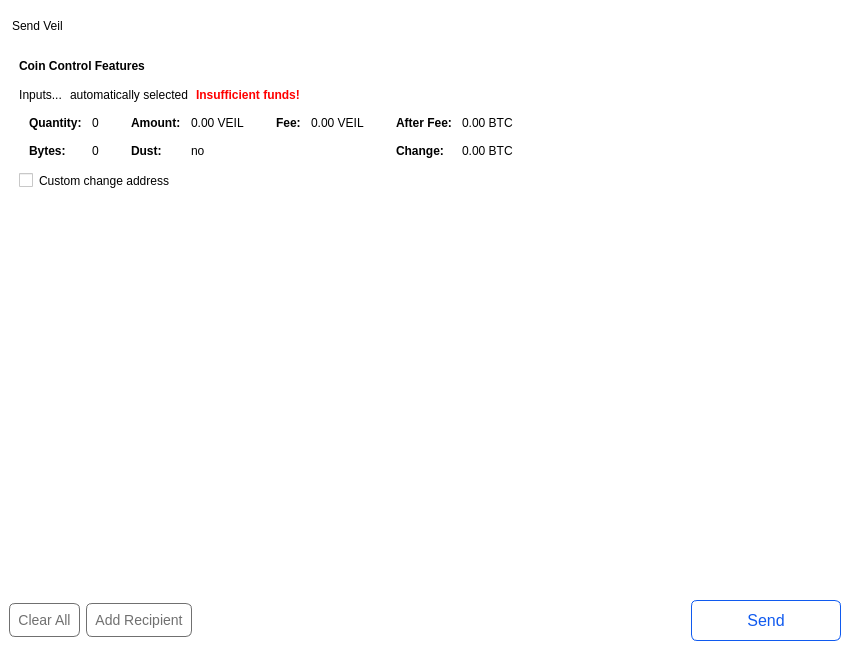
Before: the Qt Designer form src/qt/forms/sendcoinsdialog.ui in Veil-Project/veil, drawn with Qt 5.
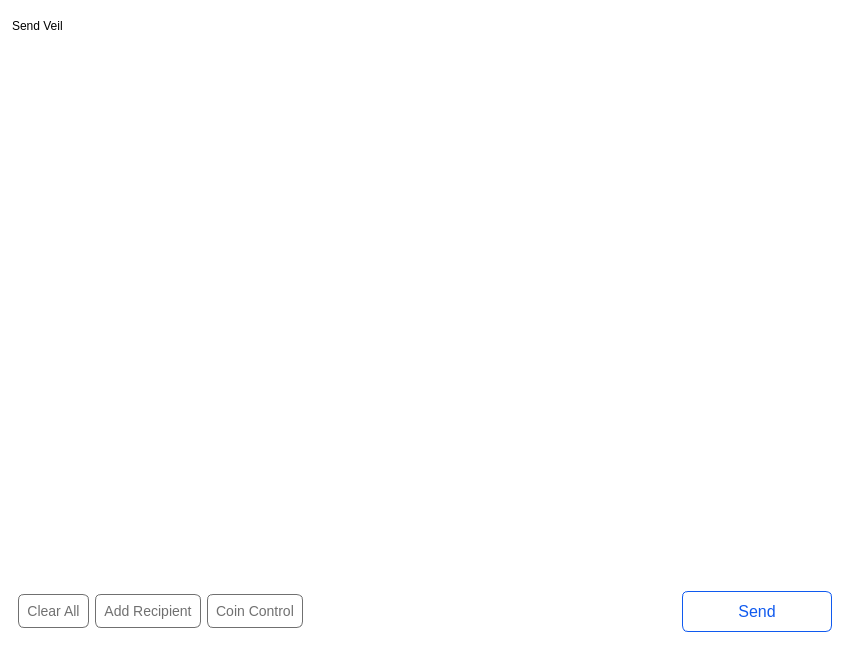
After: the same form once the commit is applied. Icons and pictures are not drawn. Custom widgets are drawn as their Qt base class.

Commit message: Autocomplete Mnemonic + Tutorial Create Password + Send Coin Control + Settings Restore. (#174)

The edit to the form file:
```diff
--- a/src/qt/forms/sendcoinsdialog.ui
+++ b/src/qt/forms/sendcoinsdialog.ui
@@ -47,7 +47,7 @@
      <property name="frameShadow">
       <enum>QFrame::Raised</enum>
      </property>
-     <layout class="QVBoxLayout" name="verticalLayout" stretch="0,0,1,0">
+     <layout class="QVBoxLayout" name="verticalLayout" stretch="0,1,0">
       <item>
        <layout class="QHBoxLayout" name="horizontalLayout_4">
         <item>
@@ -75,566 +75,6 @@
         </item>
        </layout>
       </item>
-      <item>
-       <widget class="QFrame" name="frameCoinControl">
-        <property name="sizePolicy">
-         <sizepolicy hsizetype="Expanding" vsizetype="Expanding">
-          <horstretch>0</horstretch>
-          <verstretch>0</verstretch>
-         </sizepolicy>
-        </property>
-        <property name="maximumSize">
-         <size>
-          <width>16777215</width>
-          <height>16777215</height>
-         </size>
-        </property>
-        <property name="frameShape">
-         <enum>QFrame::StyledPanel</enum>
-        </property>
-        <property name="frameShadow">
-         <enum>QFrame::Sunken</enum>
-        </property>
-        <layout class="QVBoxLayout" name="verticalLayoutCoinControl2">
-         <property name="spacing">
-          <number>0</number>
-         </property>
-         <property name="leftMargin">
-          <number>0</number>
-         </property>
-         <property name="topMargin">
-          <number>0</number>
-         </property>
-         <property name="rightMargin">
-          <number>0</number>
-         </property>
-         <property name="bottomMargin">
-          <number>6</number>
-         </property>
-         <item>
-          <layout class="QVBoxLayout" name="verticalLayoutCoinControl" stretch="0,0,0,0,1">
-           <property name="spacing">
-            <number>0</number>
-           </property>
-           <property name="leftMargin">
-            <number>10</number>
-           </property>
-           <property name="topMargin">
-            <number>10</number>
-           </property>
-           <item>
-            <layout class="QHBoxLayout" name="horizontalLayoutCoinControl1">
-             <property name="bottomMargin">
-              <number>15</number>
-             </property>
-             <item>
-              <widget class="QLabel" name="labelCoinControlFeatures">
-               <property name="sizePolicy">
-                <sizepolicy hsizetype="Preferred" vsizetype="Maximum">
-                 <horstretch>0</horstretch>
-                 <verstretch>0</verstretch>
-                </sizepolicy>
-               </property>
-               <property name="font">
-                <font>
-                 <weight>75</weight>
-                 <bold>true</bold>
-                </font>
-               </property>
-               <property name="styleSheet">
-                <string notr="true">font-weight:bold;</string>
-               </property>
-               <property name="text">
-                <string>Coin Control Features</string>
-               </property>
-              </widget>
-             </item>
-            </layout>
-           </item>
-           <item>
-            <layout class="QHBoxLayout" name="horizontalLayoutCoinControl2" stretch="0,0,0,0">
-             <property name="spacing">
-              <number>8</number>
-             </property>
-             <property name="bottomMargin">
-              <number>10</number>
-             </property>
-             <item>
-              <widget class="QPushButton" name="pushButtonCoinControl">
-               <property name="styleSheet">
-                <string notr="true"/>
-               </property>
-               <property name="text">
-                <string>Inputs...</string>
-               </property>
-               <property name="autoDefault">
-                <bool>false</bool>
-               </property>
-              </widget>
-             </item>
-             <item>
-              <widget class="QLabel" name="labelCoinControlAutomaticallySelected">
-               <property name="text">
-                <string>automatically selected</string>
-               </property>
-               <property name="margin">
-                <number>5</number>
-               </property>
-              </widget>
-             </item>
-             <item>
-              <widget class="QLabel" name="labelCoinControlInsuffFunds">
-               <property name="font">
-                <font>
-                 <weight>75</weight>
-                 <bold>true</bold>
-                </font>
-               </property>
-               <property name="styleSheet">
-                <string notr="true">color:red;font-weight:bold;</string>
-               </property>
-               <property name="text">
-                <string>Insufficient funds!</string>
-               </property>
-               <property name="margin">
-                <number>5</number>
-               </property>
-              </widget>
-             </item>
-             <item>
-              <spacer name="horizontalSpacerCoinControl">
-               <property name="orientation">
-                <enum>Qt::Horizontal</enum>
-               </property>
-               <property name="sizeHint" stdset="0">
-                <size>
-                 <width>40</width>
-                 <height>1</height>
-                </size>
-               </property>
-              </spacer>
-             </item>
-            </layout>
-           </item>
-           <item>
-            <widget class="QWidget" name="widgetCoinControl" native="true">
-             <property name="sizePolicy">
-              <sizepolicy hsizetype="Preferred" vsizetype="Preferred">
-               <horstretch>0</horstretch>
-               <verstretch>0</verstretch>
-              </sizepolicy>
-             </property>
-             <property name="minimumSize">
-              <size>
-               <width>0</width>
-               <height>0</height>
-              </size>
-             </property>
-             <property name="styleSheet">
-              <string notr="true"/>
-             </property>
-             <layout class="QHBoxLayout" name="horizontalLayoutCoinControl5">
-              <property name="leftMargin">
-               <number>0</number>
-              </property>
-              <property name="topMargin">
-               <number>0</number>
-              </property>
-              <property name="rightMargin">
-               <number>0</number>
-              </property>
-              <property name="bottomMargin">
-               <number>0</number>
-              </property>
-              <item>
-               <layout class="QHBoxLayout" name="horizontalLayoutCoinControl3" stretch="0,0,0,1">
-                <property name="spacing">
-                 <number>20</number>
-                </property>
-                <property name="topMargin">
-                 <number>0</number>
-                </property>
-                <property name="bottomMargin">
-                 <number>10</number>
-                </property>
-                <item>
-                 <layout class="QFormLayout" name="formLayoutCoinControl1">
-                  <property name="horizontalSpacing">
-                   <number>10</number>
-                  </property>
-                  <property name="verticalSpacing">
-                   <number>14</number>
-                  </property>
-                  <property name="leftMargin">
-                   <number>10</number>
-                  </property>
-                  <property name="topMargin">
-                   <number>4</number>
-                  </property>
-                  <property name="rightMargin">
-                   <number>6</number>
-                  </property>
-                  <item row="0" column="0">
-                   <widget class="QLabel" name="labelCoinControlQuantityText">
-                    <property name="font">
-                     <font>
-                      <weight>75</weight>
-                      <bold>true</bold>
-                     </font>
-                    </property>
-                    <property name="text">
-                     <string>Quantity:</string>
-                    </property>
-                    <property name="margin">
-                     <number>0</number>
-                    </property>
-                   </widget>
-                  </item>
-                  <item row="0" column="1">
-                   <widget class="QLabel" name="labelCoinControlQuantity">
-                    <property name="cursor">
-                     <cursorShape>IBeamCursor</cursorShape>
-                    </property>
-                    <property name="contextMenuPolicy">
-                     <enum>Qt::ActionsContextMenu</enum>
-                    </property>
-                    <property name="text">
-                     <string notr="true">0</string>
-                    </property>
-                    <property name="margin">
-                     <number>0</number>
-                    </property>
-                    <property name="textInteractionFlags">
-                     <set>Qt::LinksAccessibleByMouse|Qt::TextSelectableByKeyboard|Qt::TextSelectableByMouse</set>
-                    </property>
-                   </widget>
-                  </item>
-                  <item row="1" column="0">
-                   <widget class="QLabel" name="labelCoinControlBytesText">
-                    <property name="font">
-                     <font>
-                      <weight>75</weight>
-                      <bold>true</bold>
-                     </font>
-                    </property>
-                    <property name="text">
-                     <string>Bytes:</string>
-                    </property>
-                   </widget>
-                  </item>
-                  <item row="1" column="1">
-                   <widget class="QLabel" name="labelCoinControlBytes">
-                    <property name="cursor">
-                     <cursorShape>IBeamCursor</cursorShape>
-                    </property>
-                    <property name="contextMenuPolicy">
-                     <enum>Qt::ActionsContextMenu</enum>
-                    </property>
-                    <property name="text">
-                     <string notr="true">0</string>
-                    </property>
-                    <property name="textInteractionFlags">
-                     <set>Qt::LinksAccessibleByMouse|Qt::TextSelectableByKeyboard|Qt::TextSelectableByMouse</set>
-                    </property>
-                   </widget>
-                  </item>
-                 </layout>
-                </item>
-                <item>
-                 <layout class="QFormLayout" name="formLayoutCoinControl2">
-                  <property name="horizontalSpacing">
-                   <number>10</number>
-                  </property>
-                  <property name="verticalSpacing">
-                   <number>14</number>
-                  </property>
-                  <property name="leftMargin">
-                   <number>6</number>
-                  </property>
-                  <property name="topMargin">
-                   <number>4</number>
-                  </property>
-                  <property name="rightMargin">
-                   <number>6</number>
-                  </property>
-                  <item row="0" column="0">
-                   <widget class="QLabel" name="labelCoinControlAmountText">
-                    <property name="font">
-                     <font>
-                      <weight>75</weight>
-                      <bold>true</bold>
-                     </font>
-                    </property>
-                    <property name="text">
-                     <string>Amount:</string>
-                    </property>
-                    <property name="margin">
-                     <number>0</number>
-                    </property>
-                   </widget>
-                  </item>
-                  <item row="0" column="1">
-                   <widget class="QLabel" name="labelCoinControlAmount">
-                    <property name="cursor">
-                     <cursorShape>IBeamCursor</cursorShape>
-                    </property>
-                    <property name="contextMenuPolicy">
-                     <enum>Qt::ActionsContextMenu</enum>
-                    </property>
-                    <property name="text">
-                     <string notr="true">0.00 VEIL</string>
-                    </property>
-                    <property name="textInteractionFlags">
-                     <set>Qt::LinksAccessibleByMouse|Qt::TextSelectableByKeyboard|Qt::TextSelectableByMouse</set>
-                    </property>
-                   </widget>
-                  </item>
-                  <item row="1" column="0">
-                   <widget class="QLabel" name="labelCoinControlLowOutputText">
-                    <property name="font">
-                     <font>
-                      <weight>75</weight>
-                      <bold>true</bold>
-                     </font>
-                    </property>
-                    <property name="text">
-                     <string>Dust:</string>
-                    </property>
-                   </widget>
-                  </item>
-                  <item row="1" column="1">
-                   <widget class="QLabel" name="labelCoinControlLowOutput">
-                    <property name="cursor">
-                     <cursorShape>IBeamCursor</cursorShape>
-                    </property>
-                    <property name="contextMenuPolicy">
-                     <enum>Qt::ActionsContextMenu</enum>
-                    </property>
-                    <property name="text">
-                     <string notr="true">no</string>
-                    </property>
-                    <property name="textInteractionFlags">
-                     <set>Qt::LinksAccessibleByMouse|Qt::TextSelectableByKeyboard|Qt::TextSelectableByMouse</set>
-                    </property>
-                   </widget>
-                  </item>
-                 </layout>
-                </item>
-                <item>
-                 <layout class="QFormLayout" name="formLayoutCoinControl3">
-                  <property name="horizontalSpacing">
-                   <number>10</number>
-                  </property>
-                  <property name="verticalSpacing">
-                   <number>14</number>
-                  </property>
-                  <property name="leftMargin">
-                   <number>6</number>
-                  </property>
-                  <property name="topMargin">
-                   <number>4</number>
-                  </property>
-                  <property name="rightMargin">
-                   <number>6</number>
-                  </property>
-                  <item row="0" column="0">
-                   <widget class="QLabel" name="labelCoinControlFeeText">
-                    <property name="font">
-                     <font>
-                      <weight>75</weight>
-                      <bold>true</bold>
-                     </font>
-                    </property>
-                    <property name="text">
-                     <string>Fee:</string>
-                    </property>
-                    <property name="margin">
-                     <number>0</number>
-                    </property>
-                   </widget>
-                  </item>
-                  <item row="0" column="1">
-                   <widget class="QLabel" name="labelCoinControlFee">
-                    <property name="cursor">
-                     <cursorShape>IBeamCursor</cursorShape>
-                    </property>
-                    <property name="contextMenuPolicy">
-                     <enum>Qt::ActionsContextMenu</enum>
-                    </property>
-                    <property name="text">
-                     <string notr="true">0.00 VEIL</string>
-                    </property>
-                    <property name="textInteractionFlags">
-                     <set>Qt::LinksAccessibleByMouse|Qt::TextSelectableByKeyboard|Qt::TextSelectableByMouse</set>
-                    </property>
-                   </widget>
-                  </item>
-                 </layout>
-                </item>
-                <item>
-                 <layout class="QFormLayout" name="formLayoutCoinControl4">
-                  <property name="horizontalSpacing">
-                   <number>10</number>
-                  </property>
-                  <property name="verticalSpacing">
-                   <number>14</number>
-                  </property>
-                  <property name="leftMargin">
-                   <number>6</number>
-                  </property>
-                  <property name="topMargin">
-                   <number>4</number>
-                  </property>
-                  <property name="rightMargin">
-                   <number>6</number>
-                  </property>
-                  <item row="0" column="0">
-                   <widget class="QLabel" name="labelCoinControlAfterFeeText">
-                    <property name="font">
-                     <font>
-                      <weight>75</weight>
-                      <bold>true</bold>
-                     </font>
-                    </property>
-                    <property name="text">
-                     <string>After Fee:</string>
-                    </property>
-                    <property name="margin">
-                     <number>0</number>
-                    </property>
-                   </widget>
-                  </item>
-                  <item row="0" column="1">
-                   <widget class="QLabel" name="labelCoinControlAfterFee">
-                    <property name="cursor">
-                     <cursorShape>IBeamCursor</cursorShape>
-                    </property>
-                    <property name="contextMenuPolicy">
-                     <enum>Qt::ActionsContextMenu</enum>
-                    </property>
-                    <property name="text">
-                     <string notr="true">0.00 BTC</string>
-                    </property>
-                    <property name="textInteractionFlags">
-                     <set>Qt::LinksAccessibleByMouse|Qt::TextSelectableByKeyboard|Qt::TextSelectableByMouse</set>
-                    </property>
-                   </widget>
-                  </item>
-                  <item row="1" column="0">
-                   <widget class="QLabel" name="labelCoinControlChangeText">
-                    <property name="font">
-                     <font>
-                      <weight>75</weight>
-                      <bold>true</bold>
-                     </font>
-                    </property>
-                    <property name="text">
-                     <string>Change:</string>
-                    </property>
-                   </widget>
-                  </item>
-                  <item row="1" column="1">
-                   <widget class="QLabel" name="labelCoinControlChange">
-                    <property name="cursor">
-                     <cursorShape>IBeamCursor</cursorShape>
-                    </property>
-                    <property name="contextMenuPolicy">
-                     <enum>Qt::ActionsContextMenu</enum>
-                    </property>
-                    <property name="text">
-                     <string notr="true">0.00 BTC</string>
-                    </property>
-                    <property name="textInteractionFlags">
-                     <set>Qt::LinksAccessibleByMouse|Qt::TextSelectableByKeyboard|Qt::TextSelectableByMouse</set>
-                    </property>
-                   </widget>
-                  </item>
-                 </layout>
-                </item>
-               </layout>
-              </item>
-             </layout>
-            </widget>
-           </item>
-           <item>
-            <layout class="QHBoxLayout" name="horizontalLayoutCoinControl4" stretch="0,0,0">
-             <property name="spacing">
-              <number>12</number>
-             </property>
-             <property name="sizeConstraint">
-              <enum>QLayout::SetDefaultConstraint</enum>
-             </property>
-             <property name="topMargin">
-              <number>5</number>
-             </property>
-             <property name="rightMargin">
-              <number>5</number>
-             </property>
-             <item>
-              <widget class="QCheckBox" name="checkBoxCoinControlChange">
-               <property name="toolTip">
-                <string>If this is activated, but the change address is empty or invalid, change will be sent to a newly generated address.</string>
-               </property>
-               <property name="text">
-                <string>Custom change address</string>
-               </property>
-              </widget>
-             </item>
-             <item>
-              <widget class="QValidatedLineEdit" name="lineEditCoinControlChange">
-               <property name="enabled">
-                <bool>false</bool>
-               </property>
-               <property name="sizePolicy">
-                <sizepolicy hsizetype="Expanding" vsizetype="Fixed">
-                 <horstretch>0</horstretch>
-                 <verstretch>0</verstretch>
-                </sizepolicy>
-               </property>
-              </widget>
-             </item>
-             <item>
-              <widget class="QLabel" name="labelCoinControlChangeLabel">
-               <property name="sizePolicy">
-                <sizepolicy hsizetype="Preferred" vsizetype="Expanding">
-                 <horstretch>0</horstretch>
-                 <verstretch>0</verstretch>
-                </sizepolicy>
-               </property>
-               <property name="minimumSize">
-                <size>
-                 <width>0</width>
-                 <height>0</height>
-                </size>
-               </property>
-               <property name="text">
-                <string/>
-               </property>
-               <property name="margin">
-                <number>3</number>
-               </property>
-              </widget>
-             </item>
-            </layout>
-           </item>
-           <item>
-            <spacer name="verticalSpacerCoinControl">
-             <property name="orientation">
-              <enum>Qt::Vertical</enum>
-             </property>
-             <property name="sizeHint" stdset="0">
-              <size>
-               <width>800</width>
-               <height>1</height>
-              </size>
-             </property>
-            </spacer>
-           </item>
-          </layout>
-         </item>
-        </layout>
-       </widget>
-      </item>
       <item>
        <widget class="QScrollArea" name="scrollArea">
         <property name="styleSheet">
@@ -651,7 +91,7 @@
            <x>0</x>
            <y>0</y>
            <width>832</width>
-           <height>351</height>
+           <height>539</height>
           </rect>
          </property>
          <layout class="QVBoxLayout" name="verticalLayout_2" stretch="0,0">
@@ -692,6 +132,20 @@
        </widget>
       </item>
       <item>
+       <widget class="QFrame" name="">
+        <property name="styleSheet">
+         <string notr="true">QToolTip {
+    color: #ffffff;
+    background-color: #6f9bf5;
+    font-size:13px;
+    border: none;
+    border-radius:20px;
+    padding:6px;
+    margin:0px;
+    qproperty-alignment: 'AlignVCenter | AlignCenter';
+    qproperty-wordWrap: true;
+}</string>
+        </property>
        <layout class="QHBoxLayout" name="horizontalLayout">
         <item>
          <widget class="QPushButton" name="clearButton">
@@ -791,6 +245,42 @@
           </property>
          </widget>
         </item>
+         <item>
+          <widget class="QPushButton" name="pushButtonCoinControl">
+           <property name="styleSheet">
+            <string notr="true">QPushButton {
+    border-radius: 6px;
+    border:  1px solid #707070;
+    background-color:#ffffff;
+    color: #707070;
+    font-size: 14px;
+    padding:8;
+    text-align:center !important;
+}
+
+QPushButton:checked {
+    border:  1px solid #105aef;
+    background-color:#105aef;
+    color: #FFFFFF;
+}
+
+QPushButton:hover {
+    border:  1px solid #bababa;
+    background-color:#bababa;
+    color: #FFFFFF;
+}
+
+QPushButton:unchecked {
+    border:  1px solid #707070;
+    background-color:#ffffff;
+    color: #707070;
+}</string>
+           </property>
+           <property name="text">
+            <string>Coin Control</string>
+           </property>
+          </widget>
+         </item>
         <item>
          <spacer name="horizontalSpacer">
           <property name="orientation">
@@ -845,19 +335,13 @@
          </widget>
         </item>
        </layout>
+       </widget>
       </item>
      </layout>
     </widget>
    </item>
   </layout>
  </widget>
- <customwidgets>
-  <customwidget>
-   <class>QValidatedLineEdit</class>
-   <extends>QLineEdit</extends>
-   <header>qt/qvalidatedlineedit.h</header>
-  </customwidget>
- </customwidgets>
  <resources>
   <include location="../veil.qrc"/>
  </resources>
```
Left out of the diff: 3 changed lines with no effect on the pictures. Lines whose indentation alone changed are shown as unchanged. The commit also changes 20 other files.
